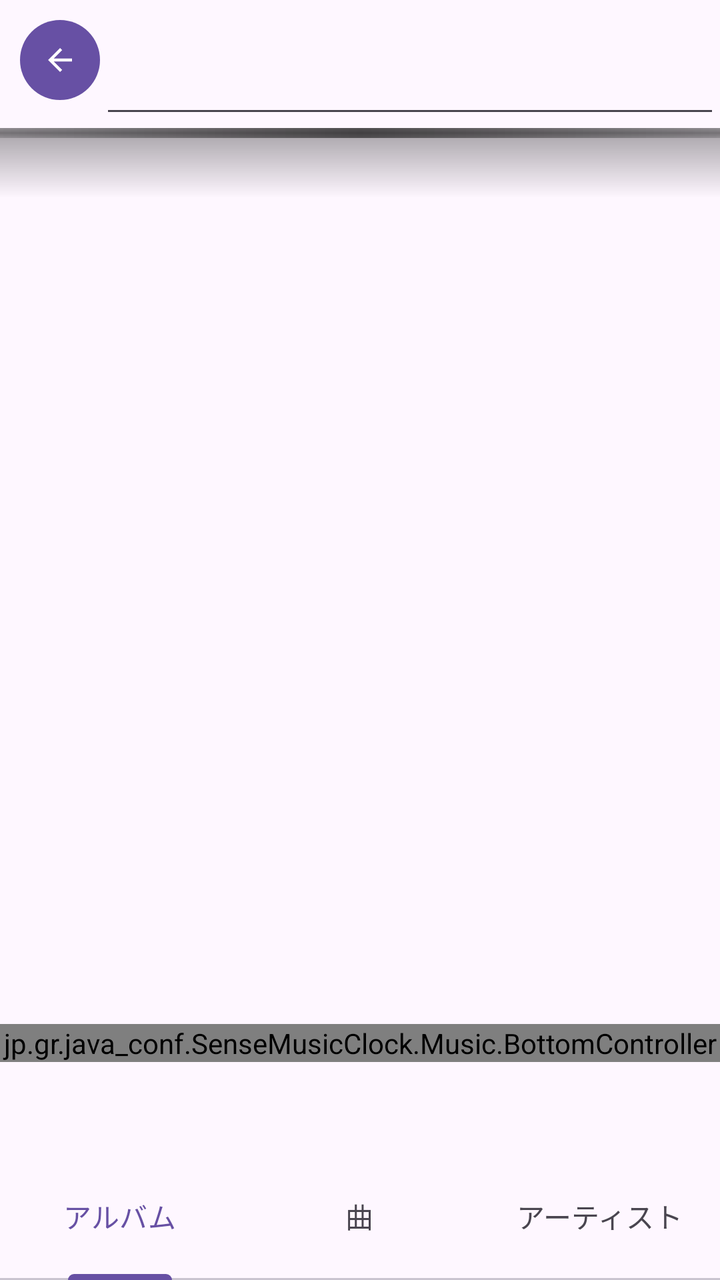
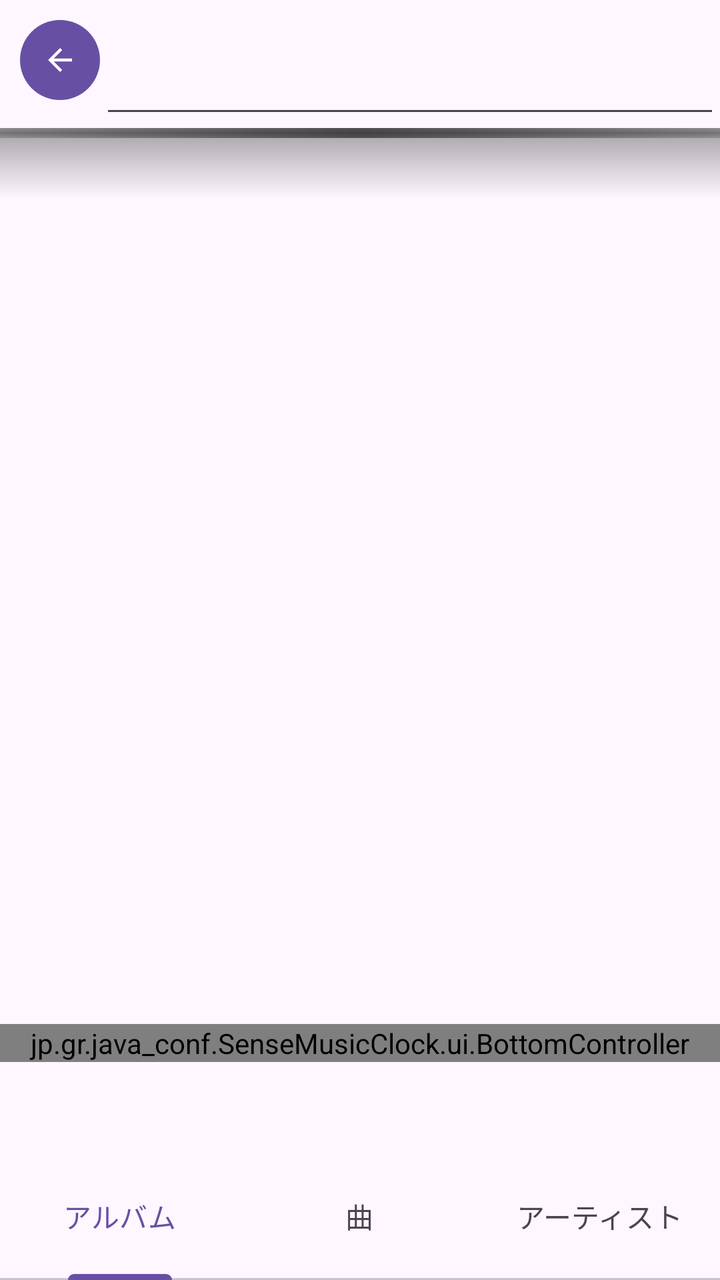

Compare the two renders of this Android layout. The source of the first and the diff that turns it into the second are given below.
<!-- AndroidManifest.xml: application theme Theme.SenseMusicClock -->
<!-- res/layout/activity_search.xml -->
<?xml version="1.0" encoding="utf-8"?>
<androidx.constraintlayout.widget.ConstraintLayout xmlns:android="http://schemas.android.com/apk/res/android"
    xmlns:app="http://schemas.android.com/apk/res-auto"
    xmlns:tools="http://schemas.android.com/tools"
    android:id="@+id/main"
    android:layout_width="match_parent"
    android:layout_height="match_parent"
    android:fitsSystemWindows="true"
    tools:context=".ui.search.SearchActivity">


    <LinearLayout
        android:id="@+id/linearLayout8"
        android:layout_width="match_parent"
        android:layout_height="?attr/actionBarSize"
        app:layout_constraintBottom_toTopOf="@id/typeTabLayout"
        app:layout_constraintLeft_toLeftOf="parent"
        app:layout_constraintRight_toRightOf="parent">

        <jp.gr.java_conf.SenseMusicClock.Music.BottomController
            android:id="@+id/bottomController"
            android:layout_width="match_parent"
            android:layout_height="wrap_content" />
    </LinearLayout>


    <EditText
        android:id="@+id/searchEditText"
        android:layout_width="0dp"
        android:layout_height="?attr/actionBarSize"


        app:layout_constraintEnd_toEndOf="parent"
        app:layout_constraintLeft_toLeftOf="parent"
        app:layout_constraintStart_toEndOf="@+id/finishButton"
        app:layout_constraintTop_toTopOf="parent" />

    <View
        android:id="@+id/view"
        android:layout_width="match_parent"
        android:layout_height="5dp"
        android:background="@drawable/gradient1"
        app:layout_constraintTop_toBottomOf="@+id/searchEditText" />


    <com.google.android.material.tabs.TabLayout
        android:id="@+id/typeTabLayout"
        android:layout_width="match_parent"
        android:layout_height="?attr/actionBarSize"
        app:layout_constraintBottom_toBottomOf="parent"
        app:tabGravity="fill"
        app:tabMode="fixed"
        tools:layout_editor_absoluteX="0dp">

        <com.google.android.material.tabs.TabItem
            android:layout_width="0dp"
            android:layout_height="match_parent"

            android:text="アルバム" />

        <com.google.android.material.tabs.TabItem
            android:layout_width="0dp"
            android:layout_height="match_parent"
            android:text="曲" />

        <com.google.android.material.tabs.TabItem
            android:layout_width="0dp"
            android:layout_height="match_parent"
            android:text="アーティスト" />

    </com.google.android.material.tabs.TabLayout>

    <Button
        android:id="@+id/finishButton"
        android:layout_width="40dp"
        android:layout_height="40dp"


        android:layout_margin="10dp"
        android:backgroundTint="@null"
        android:insetLeft="0dp"
        android:insetTop="0dp"
        android:insetRight="0dp"
        android:insetBottom="0dp"
        android:padding="10dp"
        app:icon="@drawable/outline_arrow_back_24"
        app:iconGravity="textStart"
        app:iconPadding="0dp"
        app:layout_constraintStart_toStartOf="parent"
        app:layout_constraintTop_toTopOf="parent" />

    <TextView
        android:id="@+id/currentModeTextView"
        android:layout_width="match_parent"
        android:layout_height="30dp"
        android:autoSizeTextType="uniform"
        android:background="@drawable/gradient2"
        android:gravity="center"
        android:textColor="@color/design_default_color_primary"
        app:layout_constraintTop_toBottomOf="@id/view"

        />

    <androidx.recyclerview.widget.RecyclerView
        android:id="@+id/searchResultRecyclerView"
        android:layout_width="0dp"
        android:layout_height="0dp"
        android:layout_marginHorizontal="10dp"
        app:layout_constraintBottom_toTopOf="@+id/linearLayout8"
        app:layout_constraintEnd_toEndOf="parent"
        app:layout_constraintStart_toStartOf="parent"
        app:layout_constraintTop_toBottomOf="@+id/currentModeTextView" />


</androidx.constraintlayout.widget.ConstraintLayout>
<!-- resources referenced by this layout -->
<resources>
  <!-- drawable gradient1 (drawable) -->
  <layer-list xmlns:android="http://schemas.android.com/apk/res/android">
  
      
      <item>
          <shape android:shape="rectangle">
              <gradient
                  android:centerColor="#66000000"
                  android:centerX="50%"
                  android:centerY="50%"
                  android:endColor="#00000000"
                  android:gradientRadius="400dp"
                  android:startColor="#99000000"
                  android:type="radial" />
          </shape>
      </item>
  
      
      <item>
          <shape android:shape="rectangle">
              <gradient
                  android:angle="270"
                  android:centerColor="#33000000"
                  android:endColor="#00000000"
                  android:startColor="#00000000"
                  android:type="linear" />
          </shape>
      </item>
  
      
      <item>
          <shape android:shape="rectangle">
              <gradient
                  android:angle="0"
                  android:centerColor="#33000000"
                  android:endColor="#00000000"
                  android:startColor="#00000000"
                  android:type="linear" />
          </shape>
      </item>
  
  </layer-list>
  <!-- drawable gradient2 (drawable) -->
  <?xml version="1.0" encoding="utf-8"?>
  <shape xmlns:android="http://schemas.android.com/apk/res/android">
      <gradient
          android:angle="90"
          android:endColor="#4D000000"
          android:startColor="#00000000" />
  </shape>
  <!-- drawable outline_arrow_back_24 (drawable) -->
  <vector xmlns:android="http://schemas.android.com/apk/res/android"
      android:width="24dp"
      android:height="24dp"
      android:autoMirrored="true"
      android:tint="#2F2F2F"
      android:viewportWidth="960"
      android:viewportHeight="960">
  
      <path
          android:fillColor="@android:color/white"
          android:pathData="M313,520L537,744L480,800L160,480L480,160L537,216L313,440L800,440L800,520L313,520Z" />
  
  </vector>
  <style name="Theme.SenseMusicClock" parent="Base.Theme.SenseMusicClock" />
  <style name="Base.Theme.SenseMusicClock" parent="Theme.Material3.DayNight.NoActionBar">
          
          
      </style>
</resources>

<!-- the commit's change to res/layout/activity_search.xml (unified diff, before → after) -->
@@ -17,7 +17,7 @@
         app:layout_constraintLeft_toLeftOf="parent"
         app:layout_constraintRight_toRightOf="parent">
 
-        <jp.gr.java_conf.SenseMusicClock.Music.BottomController
+        <jp.gr.java_conf.SenseMusicClock.ui.BottomController
             android:id="@+id/bottomController"
             android:layout_width="match_parent"
             android:layout_height="wrap_content" />
